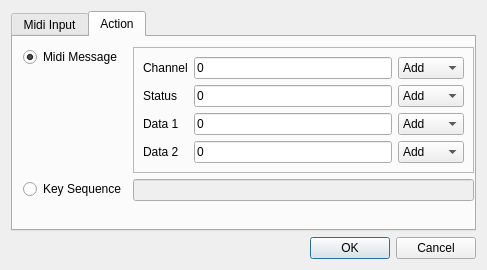
The window that src/gui/forms/MidiMapDialog.ui (lpenguin/pyMidiMap) describes before a commit, drawn with Qt 5.
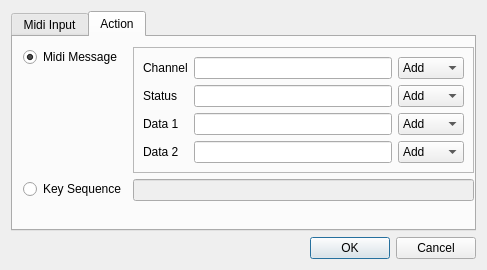
The same window after the commit. The open tabs and pages were chosen to show the change.

Diff of the .ui file:
```diff
--- a/src/gui/forms/MidiMapDialog.ui
+++ b/src/gui/forms/MidiMapDialog.ui
@@ -158,7 +158,7 @@
            <item row="0" column="1">
             <widget class="QLineEdit" name="outChannelEdit">
              <property name="text">
-              <string>0</string>
+              <string/>
              </property>
             </widget>
            </item>
@@ -172,7 +172,7 @@
            <item row="1" column="1">
             <widget class="QLineEdit" name="outStatusEdit">
              <property name="text">
-              <string>0</string>
+              <string/>
              </property>
             </widget>
            </item>
@@ -186,7 +186,7 @@
            <item row="2" column="1">
             <widget class="QLineEdit" name="outData1Edit">
              <property name="text">
-              <string>0</string>
+              <string/>
              </property>
             </widget>
            </item>
@@ -197,13 +197,6 @@
              </property>
             </widget>
            </item>
-           <item row="3" column="1">
-            <widget class="QLineEdit" name="outData2Edit">
-             <property name="text">
-              <string>0</string>
-             </property>
-            </widget>
-           </item>
            <item row="0" column="2">
             <widget class="QComboBox" name="outChannelCombo">
              <item>
@@ -260,6 +253,13 @@
              </item>
             </widget>
            </item>
+           <item row="3" column="1">
+            <widget class="QLineEdit" name="outData2Edit">
+             <property name="text">
+              <string/>
+             </property>
+            </widget>
+           </item>
           </layout>
          </widget>
         </item>
```
Left out of the diff: 8 changed lines with no effect on the pictures.
